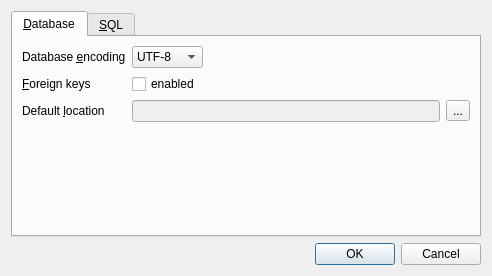
First picture: the form in src/PreferencesDialog.ui, repository sqlitebrowser/sqlitebrowser, before the edit.
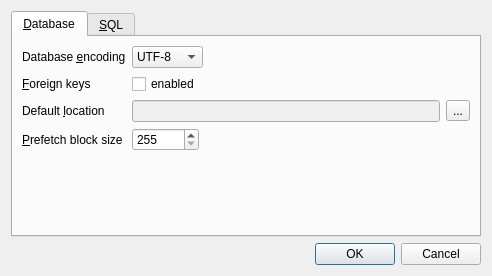
Second picture: the form after the edit.

Commit message:
Make number of rows to prefetch when doing lazy population configuarable
Add a new option to the settings dialog to allow changing the number of
rows to get at a time.

Diff of the .ui file:
```diff
--- a/src/PreferencesDialog.ui
+++ b/src/PreferencesDialog.ui
@@ -102,6 +102,26 @@
          </item>
         </layout>
        </item>
+       <item row="3" column="0">
+        <widget class="QLabel" name="label_2">
+         <property name="text">
+          <string>&amp;Prefetch block size</string>
+         </property>
+         <property name="buddy">
+          <cstring>spinPrefetchSize</cstring>
+         </property>
+        </widget>
+       </item>
+       <item row="3" column="1">
+        <widget class="QSpinBox" name="spinPrefetchSize">
+         <property name="minimum">
+          <number>255</number>
+         </property>
+         <property name="maximum">
+          <number>1000000</number>
+         </property>
+        </widget>
+       </item>
       </layout>
      </widget>
      <widget class="QWidget" name="tab_2">
```
Left out of the diff: 5 changed lines with no effect on the pictures. The commit also changes 2 other files.
